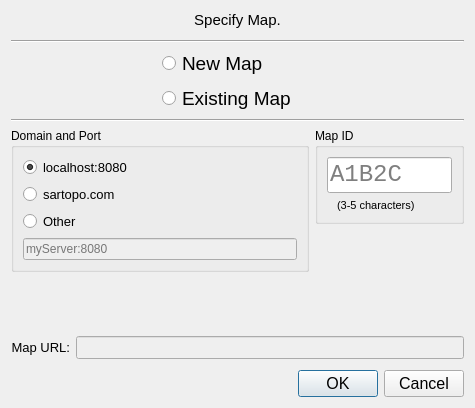
Old version of the form specifyMapDialog.ui in the repository ncssar/plans_console.
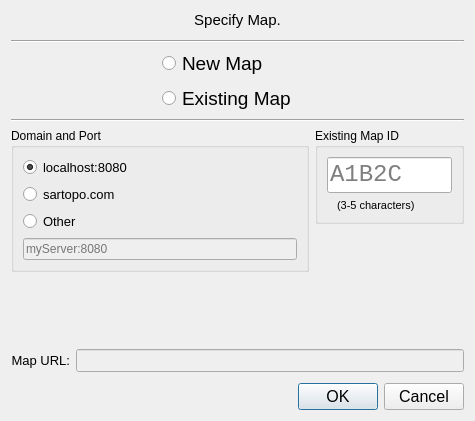
New version of the form.

Commit message:
specifyMap dialog clarification
add color contrast to map ID group box border, and change its label to 'Existing Map ID'

```diff
--- a/specifyMapDialog.ui
+++ b/specifyMapDialog.ui
@@ -10,7 +10,7 @@
     <x>0</x>
     <y>0</y>
     <width>475</width>
-    <height>408</height>
+    <height>421</height>
    </rect>
   </property>
   <property name="sizePolicy">
@@ -288,7 +288,7 @@
             </font>
            </property>
            <property name="title">
-            <string>Map ID</string>
+            <string>Existing Map ID</string>
            </property>
            <layout class="QVBoxLayout" name="verticalLayout">
             <item>
```
The commit also changes 2 other files.
